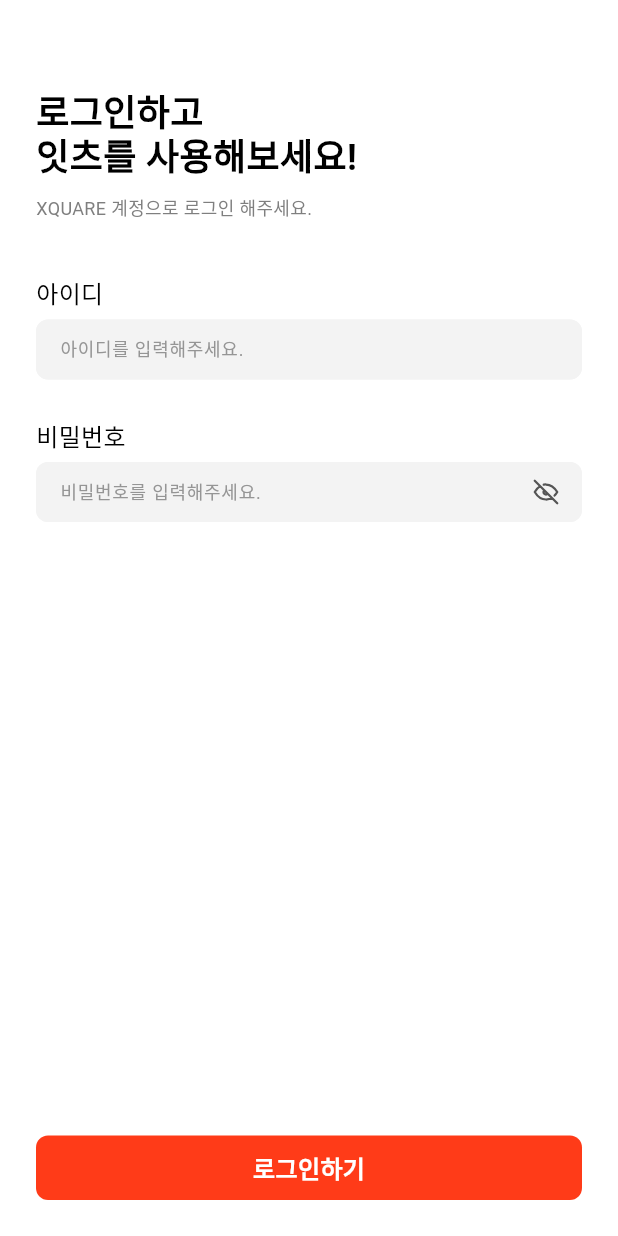
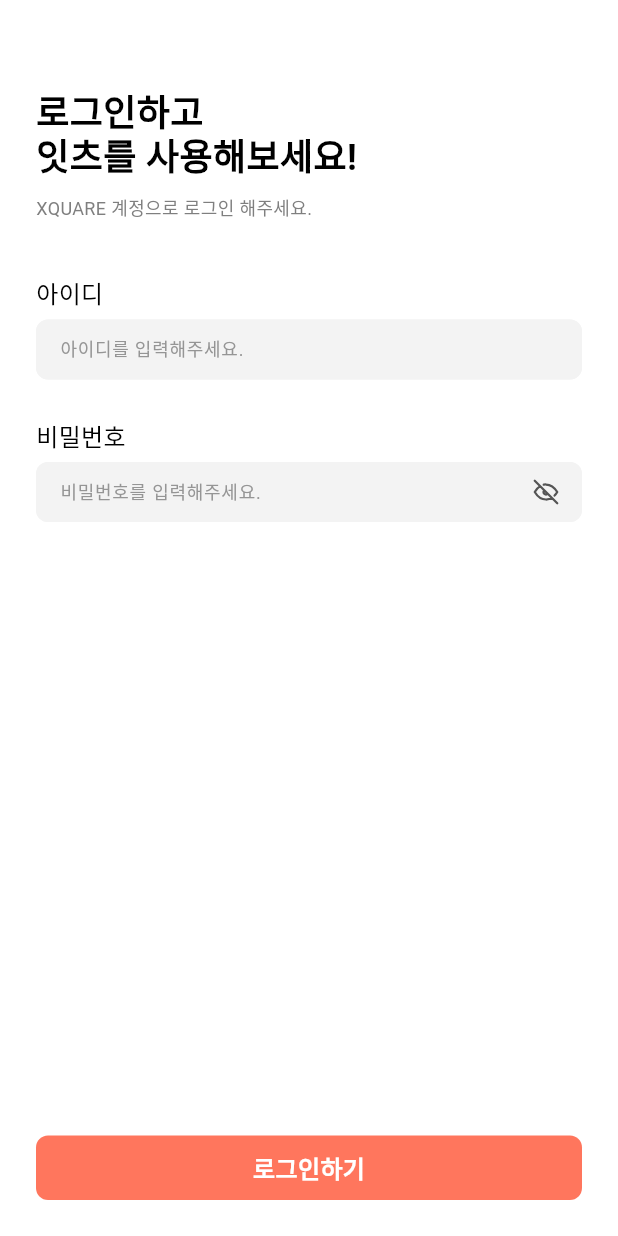
Before and after one commit to team-eeats/eeats_flutter, a Flutter app: the screen it shows after launch, on a phone screen of 412 x 824 dp. Run offline on Flutter 3.47's test engine with Material 3 defaults, Android fonts, the phone set to English and light mode, and no system bars; our stand-ins replace flutter_bloc, flutter_svg, go_router; Roboto replaces fonts that are missing (pretendard).

Commit message:
ENCHANT :: 버튼 컴포넌트 적용

```diff
--- a/lib/presentation/sign_in/view/sign_in_screen.dart
+++ b/lib/presentation/sign_in/view/sign_in_screen.dart
@@ -1,4 +1,4 @@
-import 'package:eeats/core/component/eeats_gesture.dart';
+import 'package:eeats/core/component/eeats_button.dart';
 import 'package:eeats/core/component/eeats_text_field.dart';
 import 'package:eeats/core/constants/eeats_style.dart';
 import 'package:eeats/core/layout/eeats_layout.dart';
@@ -46,24 +46,13 @@ class _SignInScreenState extends State<SignInScreen> {
       floatingActionButton: SafeArea(
         child: Padding(
           padding: const EdgeInsets.only(bottom: 24),
-          child: EeatsGesture(
+          child: EeatsButton(
             event: () => context.go("/root"),
-            child: Padding(
-              padding: const EdgeInsets.symmetric(horizontal: 24),
-              child: Container(
-                width: MediaQuery.of(context).size.width,
-                height: 43,
-                alignment: Alignment.center,
-                decoration: BoxDecoration(
-                  color: EeatsColor.main500,
-                  borderRadius: BorderRadius.circular(8),
-                ),
-                child: Text(
-                  "로그인하기",
-                  style: EeatsTextStyle.button2(
-                    color: EeatsColor.white,
-                  ),
-                ),
+            backgroundColor: EeatsColor.main300,
+            content: Text(
+              "로그인하기",
+              style: EeatsTextStyle.button2(
+                color: EeatsColor.white,
               ),
             ),
           ),
```
